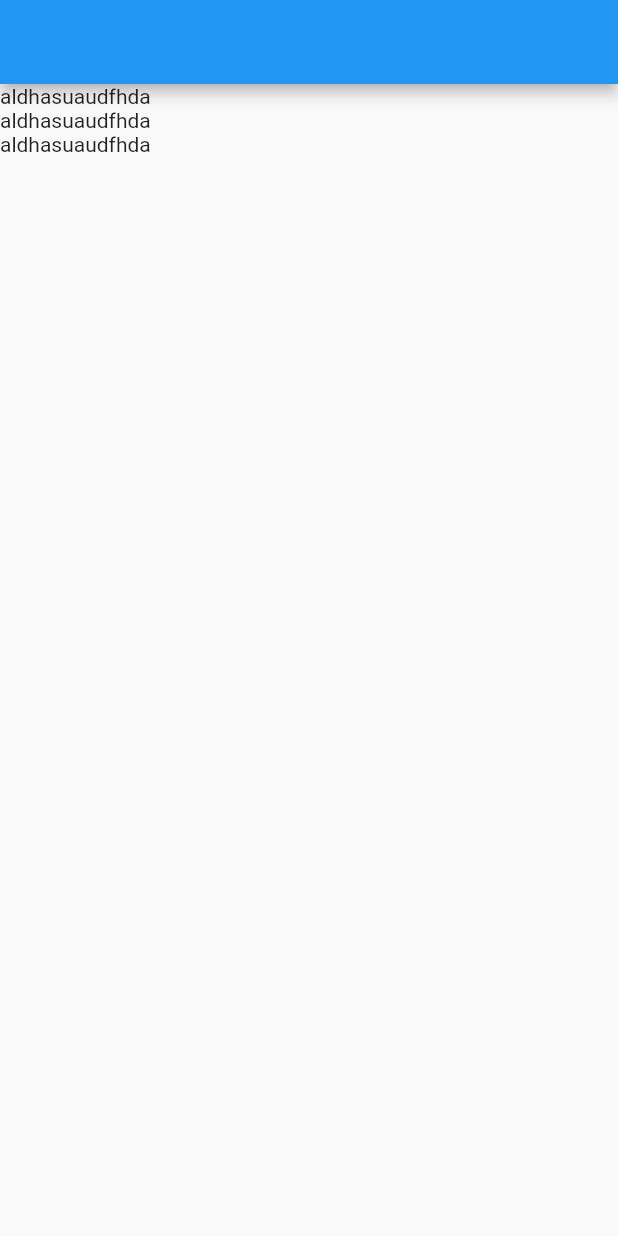
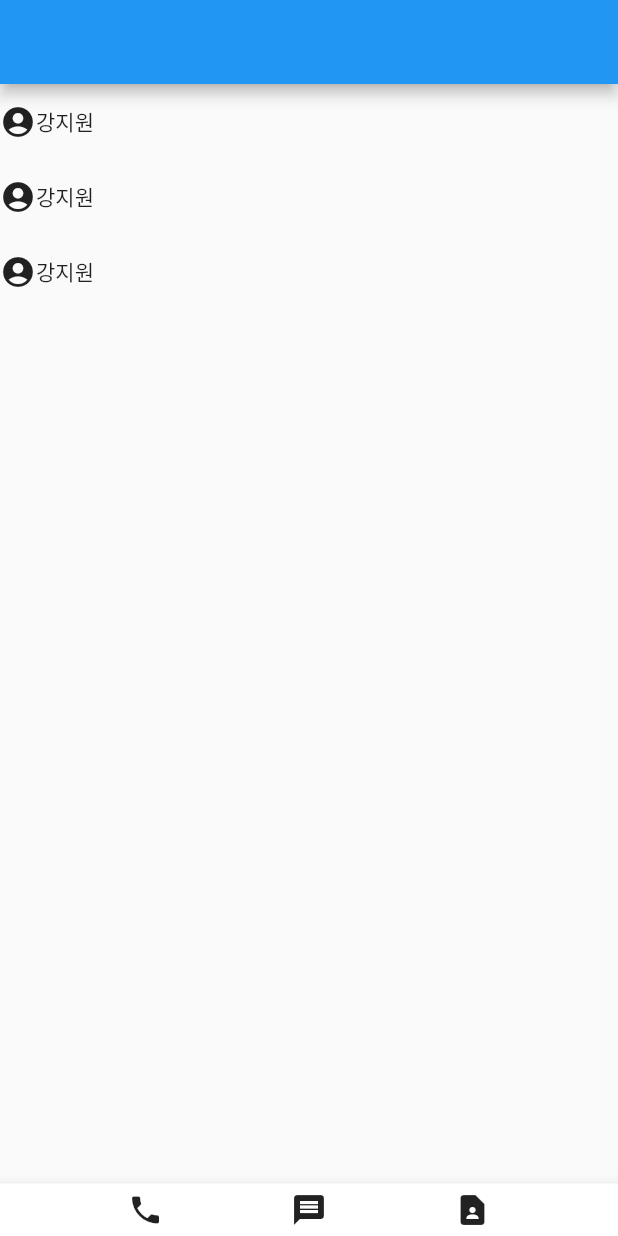
Before and after one commit to betterplaywon/flutter_practice, a Flutter app: the screen it shows after launch, on a phone screen of 412 x 824 dp. Run offline on Flutter 3.47's test engine with Material 2 defaults, Android fonts, the phone set to English and light mode, and no system bars; missing offline and left inert: dart:html.

```diff
--- a/lib/main.dart
+++ b/lib/main.dart
@@ -1,5 +1,6 @@
 import 'dart:html';
 
+import 'package:flutter/cupertino.dart';
 import 'package:flutter/material.dart';
 
 void main() {
@@ -16,14 +17,60 @@ class MyApp extends StatelessWidget {
       home: Scaffold(
       appBar: AppBar(),
         body:ListView(
-          children: [
-            Text('aldhasuaudfhda'),
-            Text('aldhasuaudfhda'),
-            Text('aldhasuaudfhda'),
-
-          ],
+          children: <Widget>[
+          Container(
+          height: 50,
+          child: Row(
+            children: [
+              Icon(Icons.account_circle),
+              Text('강지원'),
+            ],
+          ),
         ),
+            Container(
+              height: 50,
+              child: Row(
+                children: [
+                  Icon(Icons.account_circle),
+                  Text('강지원'),
+                ],
+              ),
+            ),
+            Container(
+              height: 50,
+              child: Row(
+                children: [
+                  Icon(Icons.account_circle),
+                  Text('강지원'),
+                ],
+              ),
+            ),
+      ],
+      ),
+        bottomNavigationBar:bottomBar()
         ),
     );
   }
 }
+
+
+class bottomBar extends StatelessWidget {
+  const bottomBar({Key? key}) : super(key: key);
+
+  @override
+  Widget build(BuildContext context) {
+    return Container(
+      height: 35,
+      child: BottomAppBar(
+        child: Row(
+          mainAxisAlignment: MainAxisAlignment.spaceEvenly,
+          children: const [
+            Icon(Icons.phone),
+            Icon(Icons.message),
+            Icon(Icons.contact_page)
+          ],
+        ),
+      ),
+    );
+  }
+}
```
